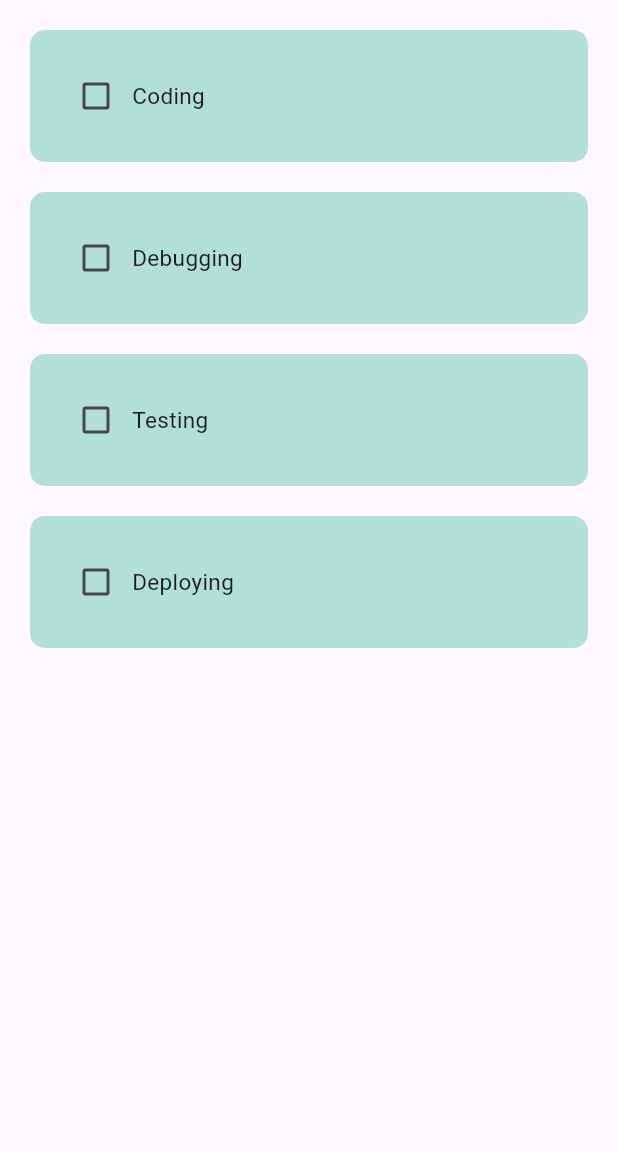
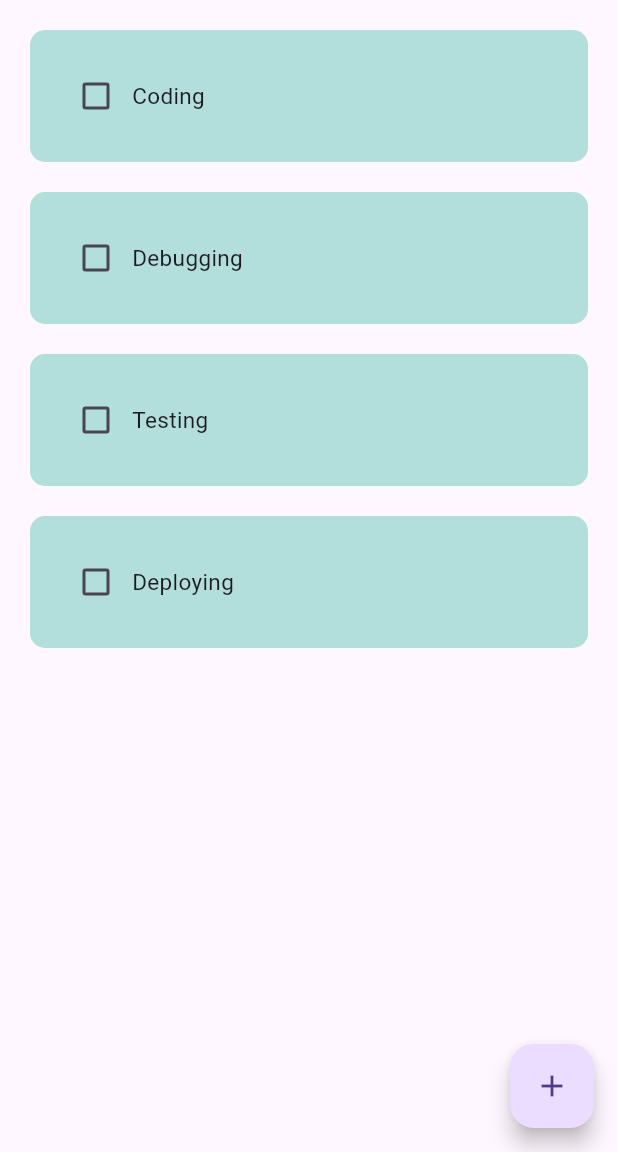
Before and after one commit to lxmwaniky/to_do_app, a Flutter app: the screen it shows after launch, on a phone screen of 412 x 824 dp, the part 84-1236 px from its top. Run offline on Flutter 3.47's test engine with Material 3 defaults, Android fonts, the phone set to English and light mode, and no system bars.

Commit message:
Add floating action button to HomePage

```diff
--- a/lib/pages/home_page.dart
+++ b/lib/pages/home_page.dart
@@ -41,6 +41,7 @@ class _HomePageState extends State<HomePage> {
             );
           }),
         ),
+        floatingActionButton: FloatingActionButton(onPressed: () {}, child: const Icon(Icons.add)),
       ),
     );
   }
```
